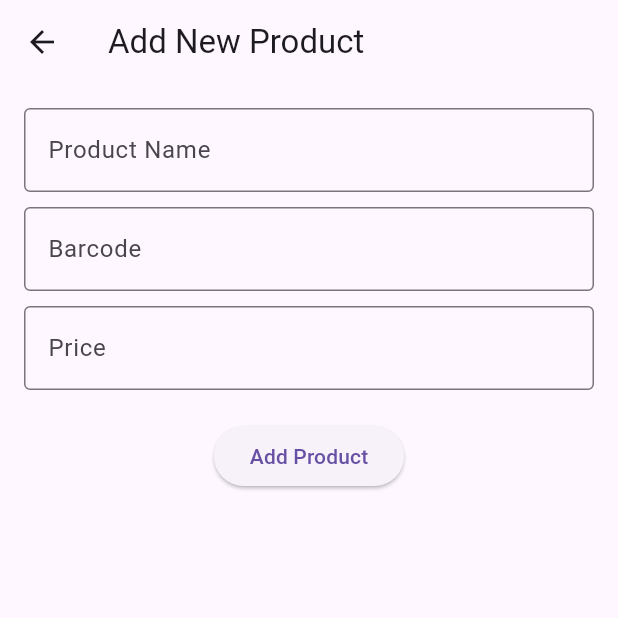
After one commit to muhammadhusnain531/posnext_mobile, a Flutter app: the ProductListScreen screen opened directly, after a tap on the "add" icon, on a phone screen of 412 x 824 dp, the top half of it. The commit adds this screen. Run offline on Flutter 3.47's test engine with Material 3 defaults, Android fonts, the phone set to English and light mode, and no system bars.

Commit message:
ADD new option in which we can add new product

```diff
--- /dev/null
+++ b/lib/screen/AddProductScreen.dart
@@ -0,0 +1,81 @@
+import 'package:flutter/material.dart';
+
+class AddProductScreen extends StatefulWidget {
+  @override
+  _AddProductScreenState createState() => _AddProductScreenState();
+}
+
+class _AddProductScreenState extends State<AddProductScreen> {
+  // Step 2: Create controllers to capture input
+  final TextEditingController nameController = TextEditingController();
+  final TextEditingController barcodeController = TextEditingController();
+  final TextEditingController priceController = TextEditingController();
+
+  @override
+  Widget build(BuildContext context) {
+    return Scaffold(
+      appBar: AppBar(
+        title: Text('Add New Product'),
+      ),
+      body: Padding(
+        padding: const EdgeInsets.all(16.0),
+        child: Column(
+          children: [
+            // Step 3: Add input fields for name, barcode, and price
+            TextField(
+              controller: nameController,
+              decoration: InputDecoration(
+                labelText: 'Product Name',
+                border: OutlineInputBorder(),
+              ),
+            ),
+            SizedBox(height: 10),
+            TextField(
+              controller: barcodeController,
+              decoration: InputDecoration(
+                labelText: 'Barcode',
+                border: OutlineInputBorder(),
+              ),
+            ),
+            SizedBox(height: 10),
+            TextField(
+              controller: priceController,
+              decoration: InputDecoration(
+                labelText: 'Price',
+                border: OutlineInputBorder(),
+              ),
+              keyboardType: TextInputType.number, // Make it a numeric input
+            ),
+            SizedBox(height: 20),
+            ElevatedButton(
+              onPressed: () {
+                // Step 4: Collect data from input fields and pass it back
+                String name = nameController.text;
+                String barcode = barcodeController.text;
+                double? price = double.tryParse(priceController.text);
+
+                if (name.isNotEmpty && barcode.isNotEmpty && price != null) {
+                  // Create a new product map
+                  Map<String, dynamic> newProduct = {
+                    'name': name,
+                    'barcode': barcode,
+                    'price': price,
+                  };
+
+                  // Return the new product to the previous screen
+                  Navigator.pop(context, newProduct);
+                } else {
+                  // Show an error message if any field is invalid
+                  ScaffoldMessenger.of(context).showSnackBar(
+                    SnackBar(content: Text('Please fill all fields with valid data')),
+                  );
+                }
+              },
+              child: Text('Add Product'),
+            ),
+          ],
+        ),
+      ),
+    );
+  }
+}
--- a/lib/screen/POSScreen.dart
+++ b/lib/screen/POSScreen.dart
@@ -25,7 +25,9 @@ class _POSScreenState extends State<POSScreen> {
     // Try to find the product either by barcode or name
     var foundProduct = products.firstWhere(
           (product) => product['barcode'] == input || product['name'].toLowerCase() == input.toLowerCase(),
-      orElse: () => { }, // Returns null if no product is found
+      orElse: () => {
+
+      }, // Returns null if no product is found
     );
 
     if (foundProduct != null) {
--- a/lib/screen/ProductListScreen.dart
+++ b/lib/screen/ProductListScreen.dart
@@ -1,4 +1,5 @@
 import 'package:flutter/material.dart';
+import 'package:posnext_mobile/screen/AddProductScreen.dart';
 
 // Product list that can be accessed in POSScreen
 final List<Map<String, dynamic>> products = [
@@ -16,6 +17,11 @@ class ProductListScreen extends StatefulWidget {
 }
 
 class _ProductListScreenState extends State<ProductListScreen> {
+  // Function to refresh the list after adding a product
+  void refreshList() {
+    setState(() {}); // Trigger rebuild to reflect the updated product list
+  }
+
   @override
   Widget build(BuildContext context) {
     return Scaffold(
@@ -33,6 +39,24 @@ class _ProductListScreenState extends State<ProductListScreen> {
           );
         },
       ),
+      // Step 1: Add FloatingActionButton to open AddProductScreen
+      floatingActionButton: FloatingActionButton(
+        onPressed: () async {
+          // Navigate to AddProductScreen and wait for result
+          final newProduct = await Navigator.push(
+            context,
+            MaterialPageRoute(builder: (context) => AddProductScreen()),
+          );
+          if (newProduct != null) {
+            // Add the new product to the list
+            setState(() {
+              products.add(newProduct);
+            });
+          }
+        },
+        child: Icon(Icons.add),
+        tooltip: 'Add Product',
+      ),
     );
   }
 }
```
